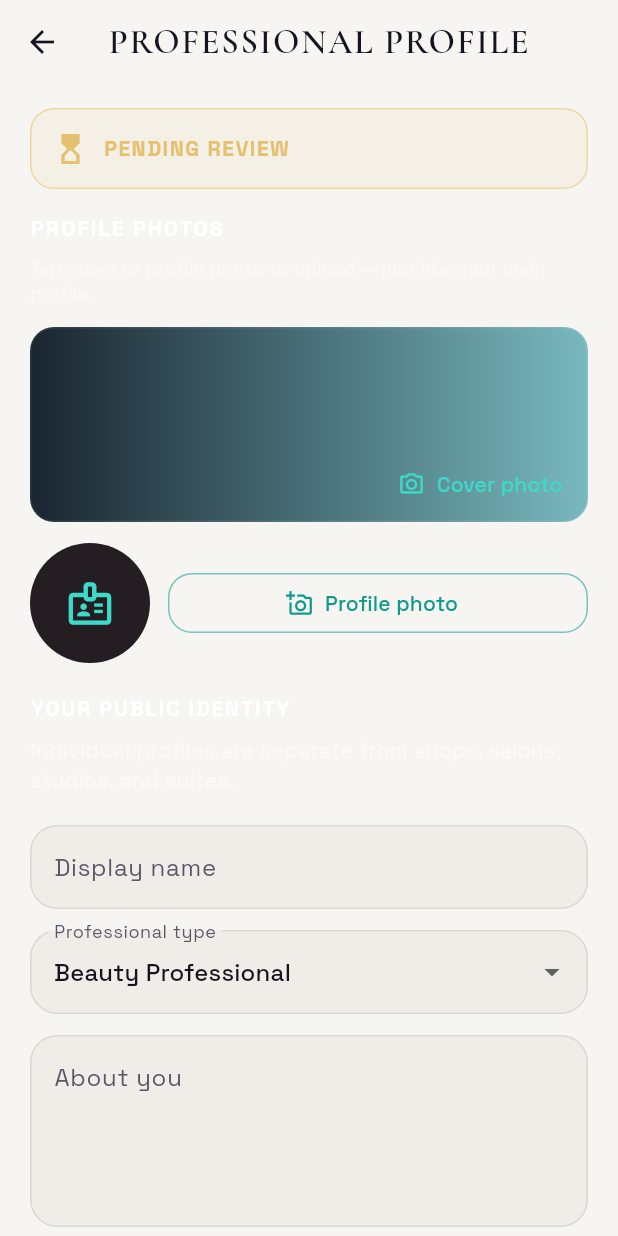
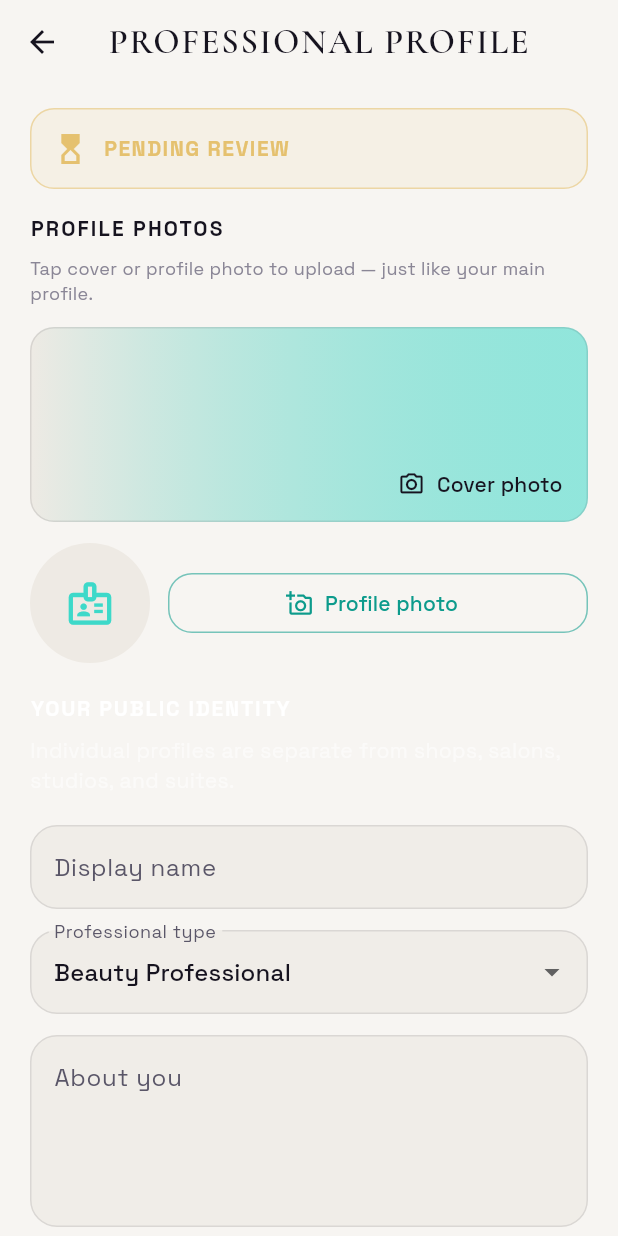
Before and after one commit to hkendale16-create/Firstvue, a Flutter app: the ProfessionalProfileEditorScreen screen opened directly, on a phone screen of 412 x 824 dp. Run offline on Flutter 3.47's test engine with Material 3 defaults, Android fonts, the phone set to English and light mode, and no system bars; our stand-ins replace app_links, audioplayers, flutter_local_notifications, geolocator, image_picker, share_plus and 4 more; missing offline and left inert: dart:html; accounts and stored records are empty; project files that could hold a hidden picture were left out.

Commit message:
Add Phase 1 community hub findability and image persistence.
Persist hub image storage paths, resolve signed URLs on fetch, surface hubs in search autocomplete, and make entity media editor theme-aware with optional remove actions.

Co-authored-by: hkendale16-create <hkendale16-create@users.noreply.github.com>

```diff
--- a/lib/widgets/entity_profile_media_editor.dart
+++ b/lib/widgets/entity_profile_media_editor.dart
@@ -10,6 +10,8 @@ class EntityProfileMediaEditor extends StatelessWidget {
   final IconData placeholderIcon;
   final VoidCallback? onChangeCover;
   final VoidCallback? onChangeAvatar;
+  final VoidCallback? onRemoveAvatar;
+  final VoidCallback? onRemoveCover;
 
   const EntityProfileMediaEditor({
     super.key,
@@ -19,17 +21,25 @@ class EntityProfileMediaEditor extends StatelessWidget {
     this.placeholderIcon = Icons.storefront_outlined,
     this.onChangeCover,
     this.onChangeAvatar,
+    this.onRemoveAvatar,
+    this.onRemoveCover,
   });
 
   @override
   Widget build(BuildContext context) {
+    final fv = context.fv;
+    final showRemoveCover =
+        onRemoveCover != null && coverUrl != null && coverUrl!.isNotEmpty;
+    final showRemoveAvatar =
+        onRemoveAvatar != null && avatarUrl != null && avatarUrl!.isNotEmpty;
+
     return Column(
       crossAxisAlignment: CrossAxisAlignment.start,
       children: [
-        const Text(
+        Text(
           'PROFILE PHOTOS',
           style: TextStyle(
-            color: Colors.white,
+            color: fv.primaryText,
             fontWeight: FontWeight.bold,
             letterSpacing: 1.4,
           ),
@@ -38,7 +48,7 @@ class EntityProfileMediaEditor extends StatelessWidget {
         Text(
           'Tap cover or profile photo to upload — just like your main profile.',
           style: TextStyle(
-            color: Colors.white.withValues(alpha: .45),
+            color: fv.tertiaryText,
             fontSize: 12,
             height: 1.4,
           ),
@@ -50,10 +60,13 @@ class EntityProfileMediaEditor extends StatelessWidget {
             height: 130,
             decoration: BoxDecoration(
               borderRadius: BorderRadius.circular(16),
-              border: Border.all(color: Colors.white.withValues(alpha: .08)),
+              border: Border.all(color: fv.borderSubtle),
               gradient: coverUrl == null
-                  ? const LinearGradient(
-                      colors: [Color(0xFF1A2530), Color(0xFF78B9BE)],
+                  ? LinearGradient(
+                      colors: [
+                        fv.elevatedSurface,
+                        FirstVueColors.teal.withValues(alpha: .55),
+                      ],
                     )
                   : null,
               image: coverUrl != null
@@ -67,12 +80,31 @@ class EntityProfileMediaEditor extends StatelessWidget {
               alignment: Alignment.bottomRight,
               child: TextButton.icon(
                 onPressed: updating ? null : onChangeCover,
-                icon: const Icon(Icons.photo_camera_outlined, size: 18),
-                label: const Text('Cover photo'),
+                icon: Icon(
+                  Icons.photo_camera_outlined,
+                  size: 18,
+                  color: fv.primaryText,
+                ),
+                label: Text(
+                  'Cover photo',
+                  style: TextStyle(color: fv.primaryText),
+                ),
               ),
             ),
           ),
         ),
+        if (showRemoveCover) ...[
+          Align(
+            alignment: Alignment.centerRight,
+            child: TextButton(
+              onPressed: updating ? null : onRemoveCover,
+              child: Text(
+                'Remove cover',
+                style: TextStyle(color: fv.secondaryText),
+              ),
+            ),
+          ),
+        ],
         const SizedBox(height: 14),
         Row(
           children: [
@@ -80,7 +112,7 @@ class EntityProfileMediaEditor extends StatelessWidget {
               onTap: updating ? null : onChangeAvatar,
               child: CircleAvatar(
                 radius: 40,
-                backgroundColor: const Color(0xFF241D22),
+                backgroundColor: fv.elevatedSurface,
                 backgroundImage:
                     avatarUrl != null ? NetworkImage(avatarUrl!) : null,
                 child: avatarUrl == null
@@ -98,6 +130,18 @@ class EntityProfileMediaEditor extends StatelessWidget {
             ),
           ],
         ),
+        if (showRemoveAvatar) ...[
+          Align(
+            alignment: Alignment.centerLeft,
+            child: TextButton(
+              onPressed: updating ? null : onRemoveAvatar,
+              child: Text(
+                'Remove profile photo',
+                style: TextStyle(color: fv.secondaryText),
+              ),
+            ),
+          ),
+        ],
         if (updating) ...[
           const SizedBox(height: 10),
           const LinearProgressIndicator(color: FirstVueColors.gold),
--- a/lib/widgets/firstvue_inline_search_bar.dart
+++ b/lib/widgets/firstvue_inline_search_bar.dart
@@ -95,6 +95,7 @@ class _FirstVueInlineSearchBarState extends State<FirstVueInlineSearchBar> {
         );
       case SearchResultType.business:
       case SearchResultType.community:
+      case SearchResultType.communityHub:
       case SearchResultType.hashtag:
         _controller.text = result.label;
         _openFullSearch(initialQuery: result.label);
```
Also changed, not shown: lib/screens/search_screen.dart (+8 -0 lines), lib/services/community_hub_service.dart (+199 -58 lines), lib/services/search_autocomplete_service.dart (+34 -2 lines).
